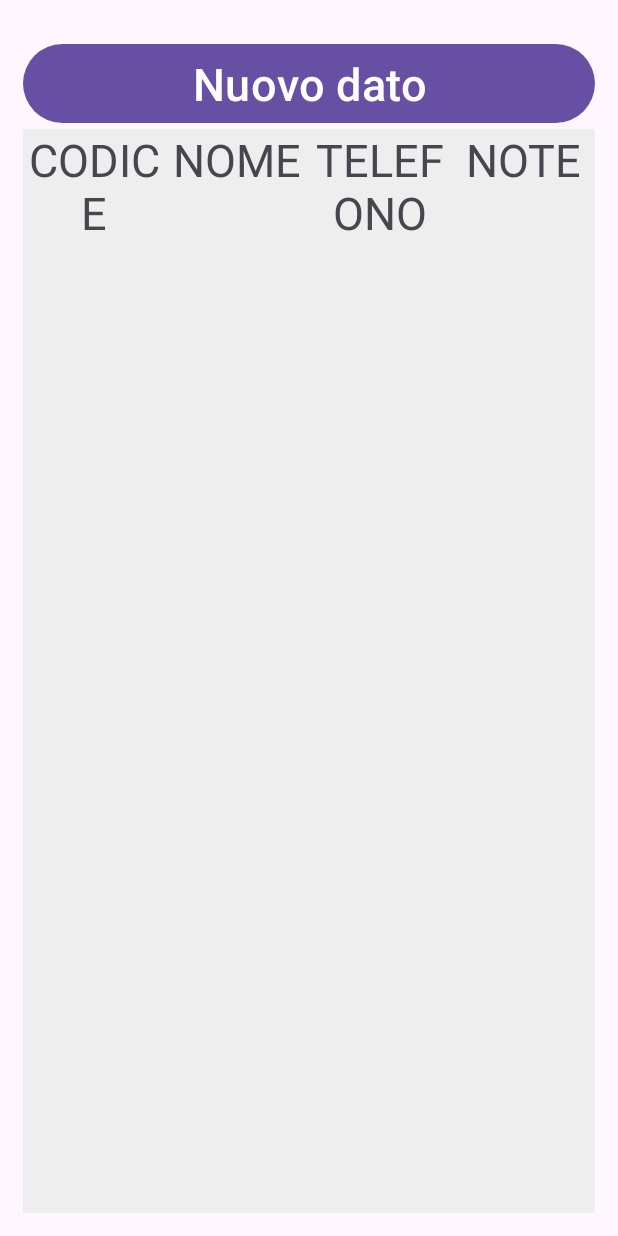
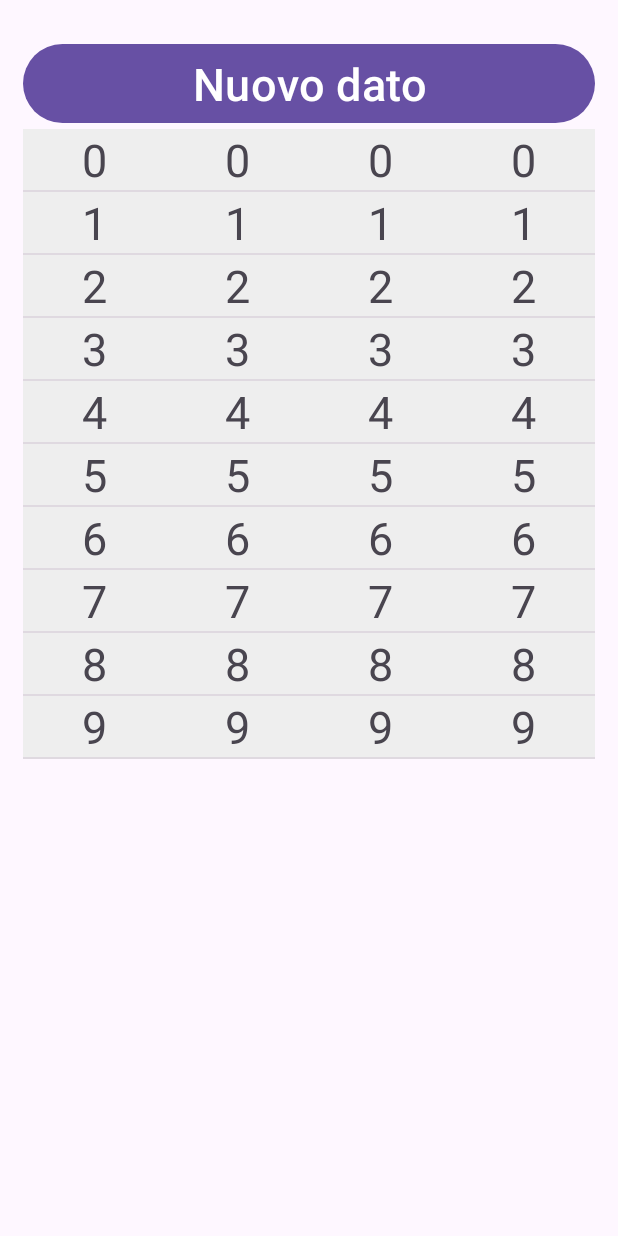
Before and after one commit to ste2033/AndroidRubrica, an Android app: the screen it shows after launch (MainActivity), on a phone screen of 412 x 824 dp. Run offline under Robolectric (Android 15) with nearby library versions, the phone set to English and light mode, and no system bars; 1 statement that could not run was skipped.

Commit message:
Aggiunta lista elementi

```diff
--- a/app/src/main/java/com/example/rubricaapp/MainActivity.java
+++ b/app/src/main/java/com/example/rubricaapp/MainActivity.java
@@ -7,7 +7,10 @@ import android.os.Build;
 import android.os.Bundle;
 import android.os.Environment;
 import android.provider.Settings;
+import android.util.Log;
+import android.view.View;
 import android.view.WindowManager;
+import android.widget.ListView;
 
 import com.example.rubricaapp.databinding.ActivityMainBinding;
 import com.google.android.material.snackbar.Snackbar;
@@ -19,6 +22,7 @@ import java.io.InputStreamReader;
 import java.util.ArrayList;
 
 public class MainActivity extends AppCompatActivity {
+    private static final String TAG = "MainActivity";
     private ActivityMainBinding binding;
 
     private static String _FILENAME = "rubrica.txt";
@@ -26,28 +30,44 @@ public class MainActivity extends AppCompatActivity {
 
     private File _FILE = new File(_SDPATH + "/" + File.separator + _FILENAME);
 
+    public ArrayList<Rubrica> rubricaArrayList = new ArrayList<>();
 
     @Override
     protected void onCreate(Bundle savedInstanceState) {
+
+            super.onCreate(savedInstanceState);
+            setContentView(R.layout.activity_main);
+            Log.d(TAG, "onCreate: Started.");
+            ListView mListView = (ListView) findViewById(R.id.listView);
+
+            ArrayList<Rubrica> peopleList = new ArrayList<>();
+            for(int i = 0; i<10;i++){
+                String intString = Integer.toString(i);
+
+                Rubrica nuovo = new Rubrica (intString,intString,intString,intString);
+                peopleList.add(nuovo);
+            }
+            //Add the Person objects to an ArrayList
+            RubricaListAdapter adapter = new RubricaListAdapter(this, R.layout.adapter_view_layout, peopleList);
+            mListView.setAdapter(adapter);
+
+        /*
         getWindow().setSoftInputMode(WindowManager.LayoutParams.SOFT_INPUT_ADJUST_PAN);
         super.onCreate(savedInstanceState);
         binding = ActivityMainBinding.inflate(getLayoutInflater());
         setContentView(binding.getRoot());
 
+        Log.d(TAG,"onCreate: Started");
+
         askForPermissions();
+
+        ListView rubricaViewList = findViewById(R.id.listView);
+
 
         //riempi la lista
         readFullFile();
 
-        binding.nuovoDatoButton.setOnClickListener(view -> aggiungiElemento());
-
-        binding.listCodice.setOnClickListener(view -> modificaElemento());
-
-        binding.listNome.setOnClickListener(view -> modificaElemento());
-
-        binding.listTelefono.setOnClickListener(view -> modificaElemento());
-
-        binding.listNote.setOnClickListener(view -> modificaElemento());
+        binding.nuovoDatoButton.setOnClickListener(view -> aggiungiElemento());*/
     }
 
     public void aggiungiElemento() {
@@ -57,7 +77,7 @@ public class MainActivity extends AppCompatActivity {
         readFullFile();
     }
 
-    public void modificaElemento() {
+    public void modificaElemento(View view) {
         Intent intent = new Intent(this, ModifyElement.class);
         startActivity(intent);
 
@@ -99,8 +119,8 @@ public class MainActivity extends AppCompatActivity {
 
 
 
-    private ArrayList<String> readFullFile() {
-        ArrayList<String> data = new ArrayList<>();
+    private void readFullFile() {
+        rubricaArrayList = new ArrayList<>();
 
         try {
             FileInputStream fileInput = new FileInputStream(_FILE);
@@ -109,7 +129,9 @@ public class MainActivity extends AppCompatActivity {
             String line;
             while ((line = reader.readLine()) != null) {
                 if(line != ""){
-                    data.add(line);
+                    String[] data = line.split("|");
+                    Rubrica rubrica = new Rubrica(data[0],data[1],data[2],data[3]);
+                    rubricaArrayList.add(rubrica);
                 }
             }
 
@@ -118,8 +140,6 @@ public class MainActivity extends AppCompatActivity {
         } catch (Exception e) {
             Snackbar.make(findViewById(R.id.relativeLayout), "Errore nella lettura del file!", Snackbar.LENGTH_LONG).show();
         }
-
-        return data;
     }
 
 }
--- a/app/src/main/java/com/example/rubricaapp/ModifyElement.java
+++ b/app/src/main/java/com/example/rubricaapp/ModifyElement.java
@@ -17,8 +17,10 @@ import java.io.File;
 import java.io.FileOutputStream;
 import java.io.FileWriter;
 import java.io.IOException;
+import java.io.OutputStream;
 import java.io.OutputStreamWriter;
 import java.io.PrintWriter;
+import java.io.Writer;
 
 public class ModifyElement extends AppCompatActivity {
     private ActivityModifyElementsBinding binding;
@@ -28,6 +30,9 @@ public class ModifyElement extends AppCompatActivity {
 
     private File _FILE = new File(_SDPATH + "/" + File.separator + _FILENAME);
 
+    private Boolean _DAMODIFICARE = false;
+    private int _INDEX;
+
     @Override
     protected void onCreate(Bundle savedInstanceState) {
         getWindow().setSoftInputMode(WindowManager.LayoutParams.SOFT_INPUT_ADJUST_PAN);
@@ -36,10 +41,10 @@ public class ModifyElement extends AppCompatActivity {
         setContentView(binding.getRoot());
 
         binding.saveButton.setOnClickListener(view -> salvaElemento());
+        binding.cancelButton.setOnClickListener(view -> exit());
+        binding.deleteButton.setOnClickListener(view -> cancellaElemento());
 
-        binding.cancelButton.setOnClickListener(view -> exit());
 
-        binding.deleteButton.setOnClickListener(view -> cancellaElemento());
     }
 
 
@@ -51,31 +56,40 @@ public class ModifyElement extends AppCompatActivity {
 
         //codice|nome|telefono|note
 
-        if (codice == "" || nome == "" || telefono == "" || note == "") {
+        if (codice.isEmpty() || nome.isEmpty() || telefono.isEmpty() || note.isEmpty()) {
             Snackbar.make(findViewById(R.id.relativeLayout), "RIEMPIRE TUTTI I CAMPI!", Snackbar.LENGTH_LONG).show();
-            return;
-        }
+        } else {
+
+            codice = codice.replaceAll("\n", "§");
+            nome = nome.replaceAll("\n", "§");
+            telefono = telefono.replaceAll("\n", "§");
+            note = note.replaceAll("\n", "§");
+
 
             String whatToWrite = codice + "|" + nome + "|" + telefono + "|" + note + "|";
 
+
+            if (_DAMODIFICARE == true) {
+
+            } else {
                 try {
-            FileWriter fileWriter = new FileWriter(_FILE, true);
-            BufferedWriter bufferedWriter = new BufferedWriter(fileWriter);
+                    OutputStream outputStream = new FileOutputStream(_FILE, true);
+                    Writer writer = new OutputStreamWriter(outputStream, "UTF-8");
 
-            bufferedWriter.newLine();
-            bufferedWriter.append(whatToWrite);
+                    writer.append(whatToWrite);
 
-            bufferedWriter.flush();
-            fileWriter.flush();
+                    writer.flush();
+                    outputStream.flush();
 
-            bufferedWriter.close();
-            fileWriter.close();
+                    writer.close();
+                    outputStream.close();
 
                     exit();
                 } catch (Exception e) {
                     Snackbar.make(findViewById(R.id.relativeLayout), "La scrittura del file è andata male!", Snackbar.LENGTH_LONG).show();
                 }
-
+            }
+        }
     }
 
     public void cancellaElemento() {
--- a/app/src/main/java/com/example/rubricaapp/Rubrica.java
+++ b/app/src/main/java/com/example/rubricaapp/Rubrica.java
@@ -1,10 +1,18 @@
 package com.example.rubricaapp;
 
-public class ListModel {
+public class Rubrica {
     private String codice = "";
     private String nome = "";
     private String telefono = "";
     private String note = "";
+
+
+    public Rubrica(String codice, String nome, String telefono, String note) {
+        this.codice = codice;
+        this.nome = nome;
+        this.telefono = telefono;
+        this.note = note;
+    }
 
 
     public String getCodice() {
--- a/app/src/main/java/com/example/rubricaapp/RubricaListAdapter.java
+++ b/app/src/main/java/com/example/rubricaapp/RubricaListAdapter.java
@@ -1,2 +1,76 @@
-package com.example.rubricaapp;public class RubricaListAdapter {
+package com.example.rubricaapp;
+
+import android.content.Context;
+import android.view.LayoutInflater;
+import android.view.View;
+import android.view.ViewGroup;
+import android.widget.ArrayAdapter;
+import android.widget.TextView;
+
+import androidx.annotation.NonNull;
+import androidx.annotation.Nullable;
+
+import java.util.ArrayList;
+import java.util.List;
+
+public class RubricaListAdapter extends ArrayAdapter<Rubrica> {
+
+    private Context mContext;
+    private int mResource;
+    private int lastPosition = -1;
+
+    private static class ViewHolder {
+        TextView codice;
+        TextView nome;
+        TextView telefono;
+        TextView note;
+    }
+
+    public RubricaListAdapter(Context context, int resource, ArrayList<Rubrica> objects) {
+        super(context, resource, objects);
+        mContext = context;
+        mResource = resource;
+    }
+
+    @Override
+    public View getView(int position, View convertView, ViewGroup parent) {
+
+        String codice = getItem(position).getCodice();
+        String nome = getItem(position).getNome();
+        String telefono = getItem(position).getTelefono();
+        String note = getItem(position).getNote();
+
+
+        //Create the person object with the information
+        Rubrica rubrica = new Rubrica(codice, nome,telefono,note);
+
+        //ViewHolder object
+        ViewHolder holder;
+
+
+        if(convertView == null){
+            LayoutInflater inflater = LayoutInflater.from(mContext);
+            convertView = inflater.inflate(mResource, parent, false);
+            holder= new ViewHolder();
+
+            holder.codice = convertView.findViewById(R.id.listCodice);
+            holder.nome = convertView.findViewById(R.id.listNome);
+            holder.telefono = convertView.findViewById(R.id.listTelefono);
+            holder.note = convertView.findViewById(R.id.listNote);
+
+            convertView.setTag(holder);
+        }
+        else{
+            holder = (ViewHolder) convertView.getTag();
+        }
+
+        lastPosition = position;
+
+        holder.codice.setText(codice);
+        holder.nome.setText(nome);
+        holder.telefono.setText(telefono);
+        holder.note.setText(note);
+
+        return  convertView;
+    }
 }
--- a/app/src/main/res/layout/activity_main.xml
+++ b/app/src/main/res/layout/activity_main.xml
@@ -32,55 +32,14 @@
         </LinearLayout>
 
         <!--Lista con i dati della rubrica-->
-        <LinearLayout
+
+        <ListView
             android:layout_width="match_parent"
             android:layout_height="match_parent"
-            android:background="#eee">
+            android:layout_alignParentTop="true"
+            android:layout_alignParentStart="true"
+            android:id="@+id/listView"/>
 
-                <TextView
-                    android:id="@+id/listCodice"
-                    android:layout_width="match_parent"
-                    android:layout_height="wrap_content"
-                    android:gravity="center"
-                    android:layout_weight="2"
-                    android:text="Codice"
-                    android:textSize="30dp"
-                    android:textAllCaps="true">
-                </TextView>
-
-                <TextView
-                    android:id="@+id/listNome"
-                    android:layout_width="match_parent"
-                    android:layout_height="wrap_content"
-                    android:gravity="center"
-                    android:layout_weight="2"
-                    android:text="Nome"
-                    android:textSize="30dp"
-                    android:textAllCaps="true">
-                </TextView>
-
-                <TextView
-                    android:id="@+id/listTelefono"
-                    android:layout_width="match_parent"
-                    android:layout_height="wrap_content"
-                    android:gravity="center"
-                    android:layout_weight="2"
-                    android:text="Telefono"
-                    android:textSize="30dp"
-                    android:textAllCaps="true">
-                </TextView>
-
-                <TextView
-                    android:id="@+id/listNote"
-                    android:layout_width="match_parent"
-                    android:layout_height="wrap_content"
-                    android:gravity="center"
-                    android:layout_weight="2"
-                    android:text="Note"
-                    android:textSize="30dp"
-                    android:textAllCaps="true">
-                </TextView>
-        </LinearLayout>
     </LinearLayout>
 
 </RelativeLayout>
--- a/app/src/main/res/layout/adapter_view_layout.xml
+++ b/app/src/main/res/layout/adapter_view_layout.xml
@@ -1,6 +1,51 @@
 <?xml version="1.0" encoding="utf-8"?>
-<androidx.constraintlayout.widget.ConstraintLayout xmlns:android="http://schemas.android.com/apk/res/android"
-             android:layout_width="match_parent"
-             android:layout_height="match_parent">
+<LinearLayout
+    xmlns:android="http://schemas.android.com/apk/res/android"
+    android:layout_width="match_parent"
+    android:layout_height="match_parent"
+    android:background="#eee">
 
-</androidx.constraintlayout.widget.ConstraintLayout>
+    <TextView
+        android:id="@+id/listCodice"
+        android:layout_width="match_parent"
+        android:layout_height="wrap_content"
+        android:gravity="center"
+        android:layout_weight="2"
+        android:text="Codice"
+        android:textSize="30dp"
+        android:textAllCaps="true">
+    </TextView>
+
+    <TextView
+        android:id="@+id/listNome"
+        android:layout_width="match_parent"
+        android:layout_height="wrap_content"
+        android:gravity="center"
+        android:layout_weight="2"
+        android:text="Nome"
+        android:textSize="30dp"
+        android:textAllCaps="true">
+    </TextView>
+
+    <TextView
+        android:id="@+id/listTelefono"
+        android:layout_width="match_parent"
+        android:layout_height="wrap_content"
+        android:gravity="center"
+        android:layout_weight="2"
+        android:text="Telefono"
+        android:textSize="30dp"
+        android:textAllCaps="true">
+    </TextView>
+
+    <TextView
+        android:id="@+id/listNote"
+        android:layout_width="match_parent"
+        android:layout_height="wrap_content"
+        android:gravity="center"
+        android:layout_weight="2"
+        android:text="Note"
+        android:textSize="30dp"
+        android:textAllCaps="true">
+    </TextView>
+</LinearLayout>
```
Lines whose indentation alone changed are shown as unchanged.
